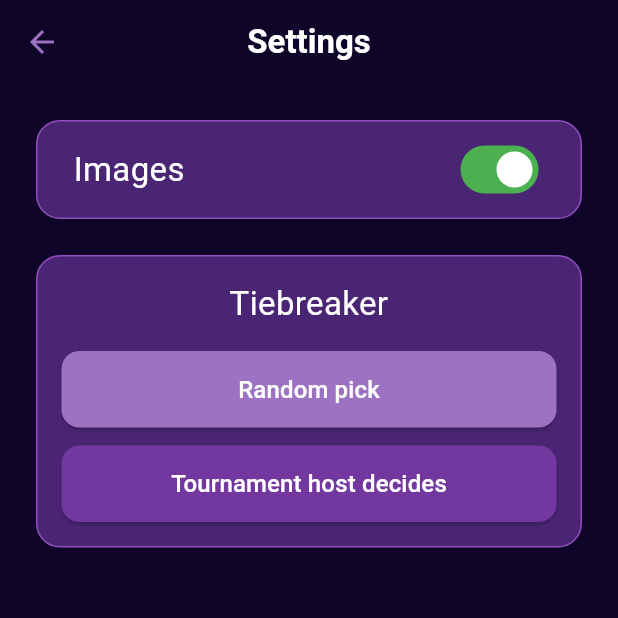
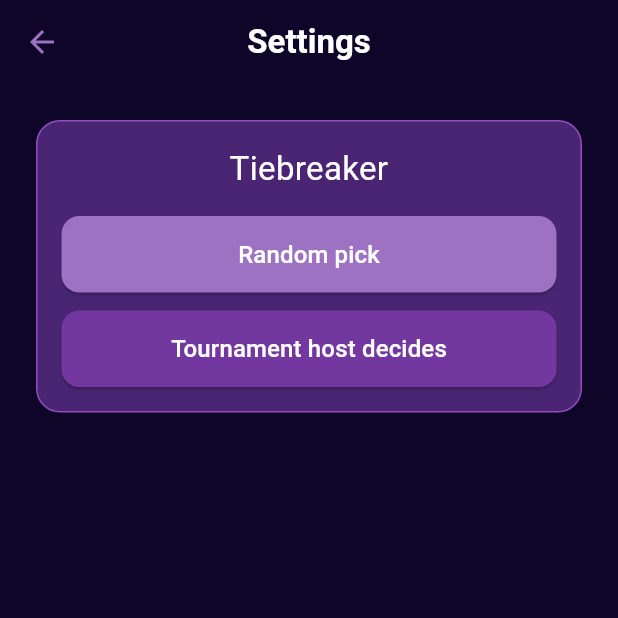
Before and after one commit to dziolex21/BracketBase, a Flutter app: the TournamentSettings screen opened directly, on a phone screen of 412 x 824 dp, the top half of it. Run offline on Flutter 3.47's test engine with Material 3 defaults, Android fonts, the light colour scheme and no system bars; our stand-ins replace cloud_firestore, firebase_core; missing offline and left inert: dart:ffi; accounts and stored records are empty.

Commit message:
images enable function TERMINATED

```diff
--- a/lib/configs/settings.dart
+++ b/lib/configs/settings.dart
@@ -3,25 +3,21 @@ import 'dart:io';
 import 'package:path_provider/path_provider.dart';
 
 class AppSettings {
-  bool imagesEnabled;
   int selectedTiebreaker;
 
   AppSettings({
-    this.imagesEnabled = true,
     this.selectedTiebreaker = 0,
   });
 
   factory AppSettings.fromJson(String jsonString) {
     final Map<String, dynamic> json = jsonDecode(jsonString);
     return AppSettings(
-      imagesEnabled: json['imagesEnabled'] ?? true,
       selectedTiebreaker: json['selectedTiebreaker'] ?? 0,
     );
   }
 
   String toJson() {
     final Map<String, dynamic> data = {
-      'imagesEnabled': imagesEnabled,
       'selectedTiebreaker': selectedTiebreaker,
     };
     return jsonEncode(data);
@@ -45,9 +41,9 @@ class AppSettings {
         return AppSettings.fromJson(contents);
       }
     } catch (e) {
-      // If there's an error, we'll fall back to default settings.
+      // W przypadku błędu zwracamy ustawienia domyślne
     }
-    return AppSettings(); // Return default settings if file doesn't exist or on error.
+    return AppSettings(); // Zwróć domyślne ustawienia, jeśli plik nie istnieje lub wystąpi błąd
   }
 
   Future<void> save() async {
@@ -55,7 +51,7 @@ class AppSettings {
       final file = await _localFile;
       await file.writeAsString(toJson());
     } catch (e) {
-      // Handle or log the error as needed.
+      // Obsłuż błąd według potrzeb
     }
   }
 }
--- a/lib/views/tournament_settings.dart
+++ b/lib/views/tournament_settings.dart
@@ -5,8 +5,7 @@ import 'package:tournament_app/configs/settings.dart';
 class TournamentSettings extends StatefulWidget {
   const TournamentSettings({super.key});
 
-  @override
-  State<TournamentSettings> createState() => _TournamentSettingsState();
+  @override  State<TournamentSettings> createState() => _TournamentSettingsState();
 }
 
 class _TournamentSettingsState extends State<TournamentSettings> {
@@ -63,36 +62,6 @@ class _TournamentSettingsState extends State<TournamentSettings> {
         padding: const EdgeInsets.all(24.0),
         child: Column(
           children: [
-            // Images section
-            Container(
-              padding: const EdgeInsets.symmetric(horizontal: 24.0, vertical: 8.0),
-              decoration: BoxDecoration(
-                color: AppColors.purple4,
-                borderRadius: BorderRadius.circular(16.0),
-                border: Border.all(color: AppColors.purple2),
-              ),
-              child: Row(
-                mainAxisAlignment: MainAxisAlignment.spaceBetween,
-                children: [
-                  const Text(
-                    'Images',
-                    style: TextStyle(color: Colors.white, fontSize: 22),
-                  ),
-                  Switch(
-                    value: _settings.imagesEnabled,
-                    onChanged: (value) {
-                      setState(() {
-                        _settings.imagesEnabled = value;
-                        _saveSettings();
-                      });
-                    },
-                    activeTrackColor: Colors.green,
-                    inactiveThumbColor: Colors.grey,
-                  ),
-                ],
-              ),
-            ),
-            const SizedBox(height: 24.0),
             // Tiebreaker section
             Container(
               padding: const EdgeInsets.all(16.0),
```
